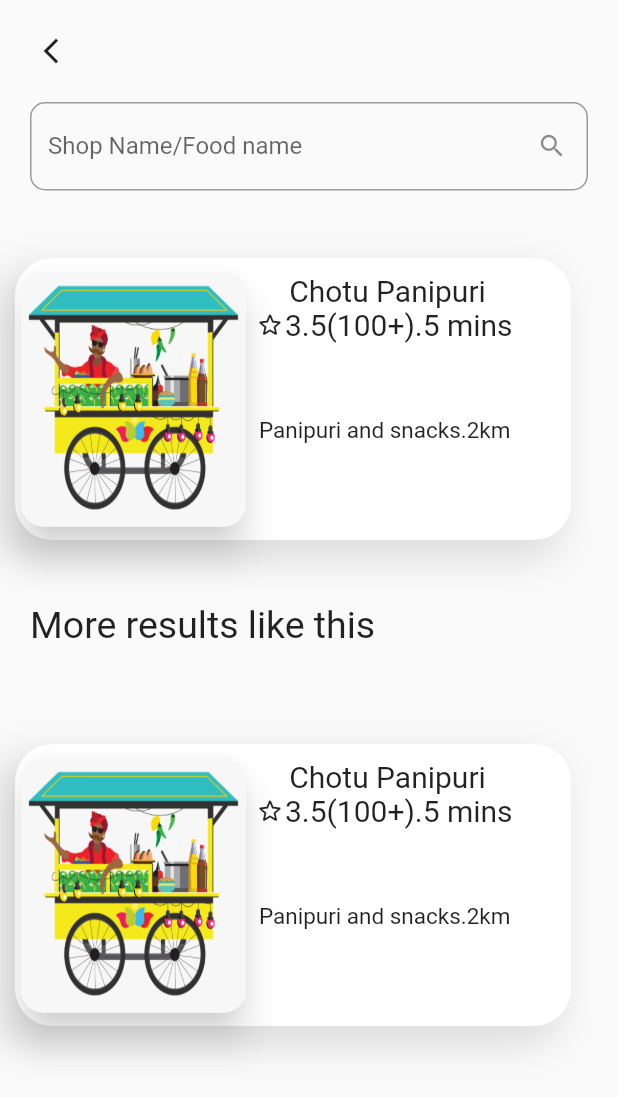
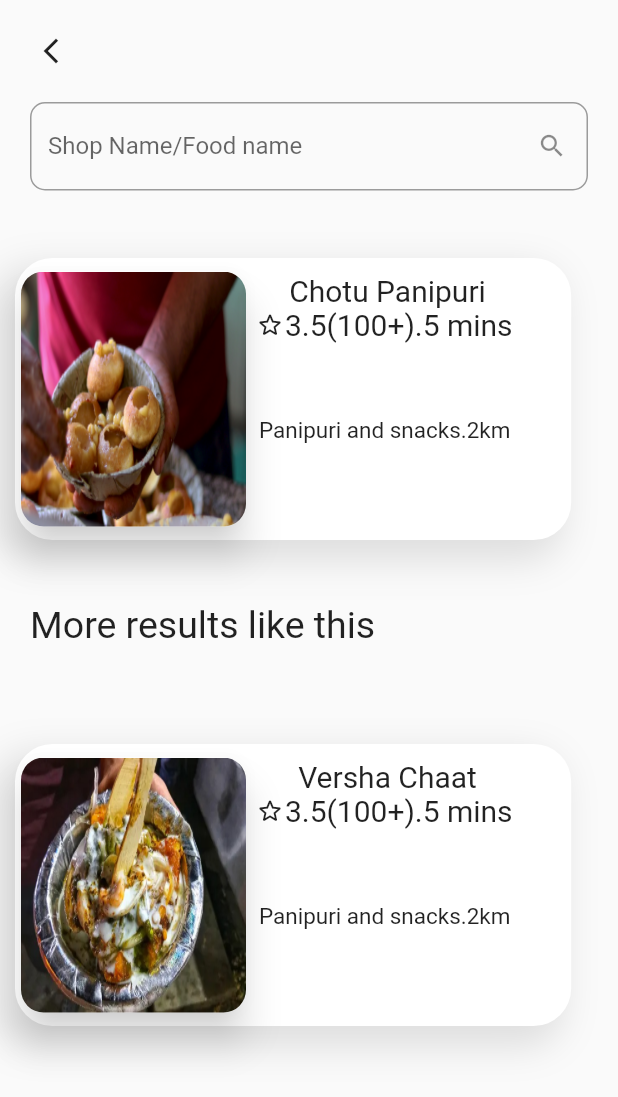
Before and after one commit to vershat/Byteverse_Team_Blitz, a Flutter app: the AfterSearch screen opened directly, on a phone screen of 412 x 824 dp. Shown: the top 1097 px of the screen. Run offline on Flutter 3.47's test engine with Material 2 defaults, Android fonts, the phone set to English and light mode, and no system bars; our stand-ins replace carousel_slider, firebase_auth, firebase_core, flutter_rating_bar, flutter_screenutil, pinput; accounts and stored records are empty.

Commit message:
Added Images and dependencies

```diff
--- a/Thella wala/thella_wala/lib/main.dart
+++ b/Thella wala/thella_wala/lib/main.dart
@@ -5,6 +5,7 @@ import 'package:thella_wala/splash_screen/Screen1.dart';
 import 'package:thella_wala/splash_screen/copygetotp.dart';
 import 'package:thella_wala/splash_screen/location.dart';
 import 'package:thella_wala/splash_screen/copygetotp2.dart';
+import 'package:thella_wala/splash_screen/selecttype.dart';
 
 void main() async{
   WidgetsFlutterBinding.ensureInitialized();
@@ -23,7 +24,7 @@ class MyApp extends StatelessWidget {
       theme: ThemeData(
         primarySwatch: Colors.cyan,
       ),
-      home: Screen1(),
+      home: CreateAccountPage(),
       debugShowCheckedModeBanner: false,
     );
   }
--- a/Thella wala/thella_wala/lib/splash_screen/Aftersearch.dart
+++ b/Thella wala/thella_wala/lib/splash_screen/Aftersearch.dart
@@ -1,6 +1,7 @@
 // ignore_for_file: prefer_const_constructors
 import 'package:firebase_core/firebase_core.dart';
 import 'package:flutter/material.dart';
+import 'package:thella_wala/splash_screen/Home.dart';
 
 class AfterSearch extends StatefulWidget {
   const AfterSearch({super.key});
@@ -36,15 +37,18 @@ class _MyStatefulWidgetState extends State<MyStatefulWidget> {
         padding: const EdgeInsets.all(10),
 
           //color: Colors.amber,
-        child: ListView(children: <Widget>[
-          Row(
-            mainAxisAlignment: MainAxisAlignment.start,
+          child: ListView(children: <Widget>[Row(mainAxisAlignment: MainAxisAlignment.start,
               children: [
-              IconButton(
-                  onPressed: () {},
-                  icon: Icon(Icons.arrow_back_ios_new_outlined, size: 20))
+                IconButton(onPressed:(){
+                   Navigator.push(
+                      context,
+                      MaterialPageRoute(builder: (context) => MyAppl()),
+                    );
+                }, icon: Icon(Icons.arrow_back_ios_new_outlined,
+                size: 20))
               ],
               ),
+
             Container(
               padding: const EdgeInsets.all(10),
               child: TextField(
@@ -69,22 +73,17 @@ class _MyStatefulWidgetState extends State<MyStatefulWidget> {
                     top: 35,
                     child: Material(
                       child: Container(
+
                         width: MediaQuery.of(context).size.width * 0.9,
                         height: 188,
-                      decoration: BoxDecoration(
-                        color: Colors.white,
+                        decoration: BoxDecoration(color: Colors.white,
                           borderRadius: BorderRadius.circular(25),
                           boxShadow: [
                             BoxShadow(
                                 color: Colors.grey.withOpacity(0.3),
                                 offset: Offset(-10.0, 10.0),
                                 blurRadius: 20.0,
-                              spreadRadius: 4.0),
-                        ],
-                      ),
-                    ),
-                  ),
-                ),
+                                spreadRadius: 4.0), ],),),), ),
                   Positioned(
                     top: 40,
                     child: Card(
@@ -101,55 +100,35 @@ class _MyStatefulWidgetState extends State<MyStatefulWidget> {
                               borderRadius: BorderRadius.circular(15.0),
                               image: DecorationImage(
                                   fit: BoxFit.fill,
-                                image: AssetImage("assets/thela.png")))),
+                                  image: AssetImage("assets/chat.jpg")))),
                     ),
                     //CircleAvatar
                     //SizedBox
                   ),
-                Positioned(
-                  top: 45,
-                  left: 160,
+                  Positioned(top:45,left:160,
                     child: Container(
-                    child: Column(
-                      children: [
-                        Row(
-                          mainAxisAlignment: MainAxisAlignment.start,
-                          children: [
-                            Text(
+                    child: Column(children: [
+                                 Row(mainAxisAlignment: MainAxisAlignment.start,
+                                   children:[Text(
                                                      ' Chotu Panipuri ',
                                                      style: TextStyle(fontSize: 20),
-                            )
-                          ],
+                                                   )],
                                  ),
-                        Row(
-                          mainAxisAlignment: MainAxisAlignment.spaceBetween,
+
+                    Row(mainAxisAlignment: MainAxisAlignment.spaceBetween,
               children: [
-                            Icon(Icons.star_border_rounded, size: 20),
-                            Text(
-                              '3.5(100+).5 mins ',
-                              style: TextStyle(fontSize: 20),
-                            ),
-                          ],
-                        ),
-                        SizedBox(
-                          height: 50,
-                        ),
-                        Row(
-                          children: [
-                            Text(
-                              'Panipuri and snacks.2km ',
-                              style: TextStyle(fontSize: 15),
-                            ),
-                          ],
-                        ),
-                      ],
-                    ),
-                  ),
-                ), //SizedBox
+                 Icon(Icons.star_border_rounded,
+                size: 20),
+                Text( '3.5(100+).5 mins ',
+                    style: TextStyle(fontSize: 20), ),],),
+SizedBox(height: 50,),
+Row( children: [Text( 'Panipuri and snacks.2km ',
+       style: TextStyle(fontSize: 15),  ),],),
+                 ],), ),  ),//SizedBox
  ],
               ), //Column
             ),
-          SizedBox(height: 25),
+            SizedBox(height:25),
              Container(
                   alignment: Alignment.topLeft,
                   padding: const EdgeInsets.all(10),
@@ -157,7 +136,7 @@ class _MyStatefulWidgetState extends State<MyStatefulWidget> {
                     'More results like this',
                     style: TextStyle(fontSize: 25),
                   )),
-          SizedBox(height: 20),
+            SizedBox(height:20),
              Container(
               height: 230,
               child: Stack(
@@ -166,22 +145,17 @@ class _MyStatefulWidgetState extends State<MyStatefulWidget> {
                     top: 35,
                     child: Material(
                       child: Container(
+
                         width: MediaQuery.of(context).size.width * 0.9,
                         height: 188,
-                      decoration: BoxDecoration(
-                        color: Colors.white,
+                        decoration: BoxDecoration(color: Colors.white,
                           borderRadius: BorderRadius.circular(25),
                           boxShadow: [
                             BoxShadow(
                                 color: Colors.grey.withOpacity(0.3),
                                 offset: Offset(-10.0, 10.0),
                                 blurRadius: 20.0,
-                              spreadRadius: 4.0),
-                        ],
-                      ),
-                    ),
-                  ),
-                ),
+                                spreadRadius: 4.0), ],),),), ),
                   Positioned(
                     top: 40,
                     child: Card(
@@ -198,58 +172,39 @@ class _MyStatefulWidgetState extends State<MyStatefulWidget> {
                               borderRadius: BorderRadius.circular(15.0),
                               image: DecorationImage(
                                   fit: BoxFit.fill,
-                                image: AssetImage("assets/thela.png")))),
+                                  image: AssetImage("assets/chaat.jpg")))),
                     ),
                     //CircleAvatar
                     //SizedBox
                   ),
-                Positioned(
-                  top: 45,
-                  left: 160,
+                  Positioned(top:45,left:160,
                     child: Container(
-                    child: Column(
+                    child: Column(children: [
+                                 Row(mainAxisAlignment: MainAxisAlignment.start,
+                                   children:[Text(
+                                                     ' Versha Chaat ',
+                                                     style: TextStyle(fontSize: 20),
+                                                   )],
+                                 ),
+
+                    Row(mainAxisAlignment: MainAxisAlignment.spaceBetween,
               children: [
-                        Row(
-                          mainAxisAlignment: MainAxisAlignment.start,
-                          children: [
-                            Text(
-                              ' Chotu Panipuri ',
-                              style: TextStyle(fontSize: 20),
-                            )
-                          ],
-                        ),
-                        Row(
-                          mainAxisAlignment: MainAxisAlignment.spaceBetween,
-                          children: [
-                            Icon(Icons.star_border_rounded, size: 20),
-                            Text(
-                              '3.5(100+).5 mins ',
-                              style: TextStyle(fontSize: 20),
-                            ),
-                          ],
-                        ),
-                        SizedBox(
-                          height: 50,
-                        ),
-                        Row(
-                          children: [
-                            Text(
-                              'Panipuri and snacks.2km ',
-                              style: TextStyle(fontSize: 15),
-                            ),
-                          ],
-                        ),
-                      ],
-                    ),
-                  ),
-                ), //SizedBox
+                 Icon(Icons.star_border_rounded,
+                size: 20),
+                Text( '3.5(100+).5 mins ',
+                    style: TextStyle(fontSize: 20), ),],),
+SizedBox(height: 50,),
+Row( children: [Text( 'Panipuri and snacks.2km ',
+       style: TextStyle(fontSize: 15),  ),],),
+                 ],), ),  ),//SizedBox
  ],
               ), //Column
             ),
+
           ]),
-      ),
-    );
+        ),);
 
    //Padding
+
   }
 }
--- a/Thella wala/thella_wala/lib/splash_screen/Myfavorites.dart
+++ b/Thella wala/thella_wala/lib/splash_screen/Myfavorites.dart
@@ -98,7 +98,7 @@ class _MyStatefulWidgetState extends State<MyStatefulWidget> {
                               borderRadius: BorderRadius.circular(15.0),
                               image: DecorationImage(
                                   fit: BoxFit.fill,
-                                  image: AssetImage("assets/thela.png")))),
+                                  image: AssetImage("assets/momo.jpg")))),
                     ),
                     //CircleAvatar
                     //SizedBox
@@ -108,7 +108,7 @@ class _MyStatefulWidgetState extends State<MyStatefulWidget> {
                     child: Column(children: [
                                  Row(mainAxisAlignment: MainAxisAlignment.start,
                                    children:[Text(
-                                                     ' Chotu Panipuri ',
+                                                     'Mansi Momo',
                                                      style: TextStyle(fontSize: 20),
                                                    )],
                                  ),
@@ -127,7 +127,7 @@ Row(
   children: [
         Text(
 
-                        'Panipuri and snacks.2km ',
+                        'Momo and snacks.2km ',
 
                         style: TextStyle(fontSize: 15),
 
```
Also changed, not shown: Thella wala/thella_wala/lib/splash_screen/Home.dart (+10 -5 lines), Thella wala/thella_wala/lib/splash_screen/copygetotp.dart (+6 -5 lines), Thella wala/thella_wala/lib/splash_screen/copygetotp2.dart (+30 -1 lines), Thella wala/thella_wala/lib/splash_screen/feedback.dart (+7 -1 lines), Thella wala/thella_wala/lib/splash_screen/login.dart (+10 -4 lines), Thella wala/thella_wala/lib/splash_screen/profile_screen.dart (+9 -2 lines), Thella wala/thella_wala/lib/splash_screen/selecttype.dart (+5 -4 lines), Thella wala/thella_wala/pubspec.yaml (+7 -0 lines), Thella wala/thella_wala/assets/chaat.jpg (added), Thella wala/thella_wala/assets/chat.jpg (added), Thella wala/thella_wala/assets/cholabhatura.jpg (added), Thella wala/thella_wala/assets/momo.jpg (added), Thella wala/thella_wala/assets/pavbhaaji.jpg (added), Thella wala/thella_wala/lib/splash_screen/Addmenu.dart (added), 2 more files. Lines whose indentation alone changed are shown as unchanged.
